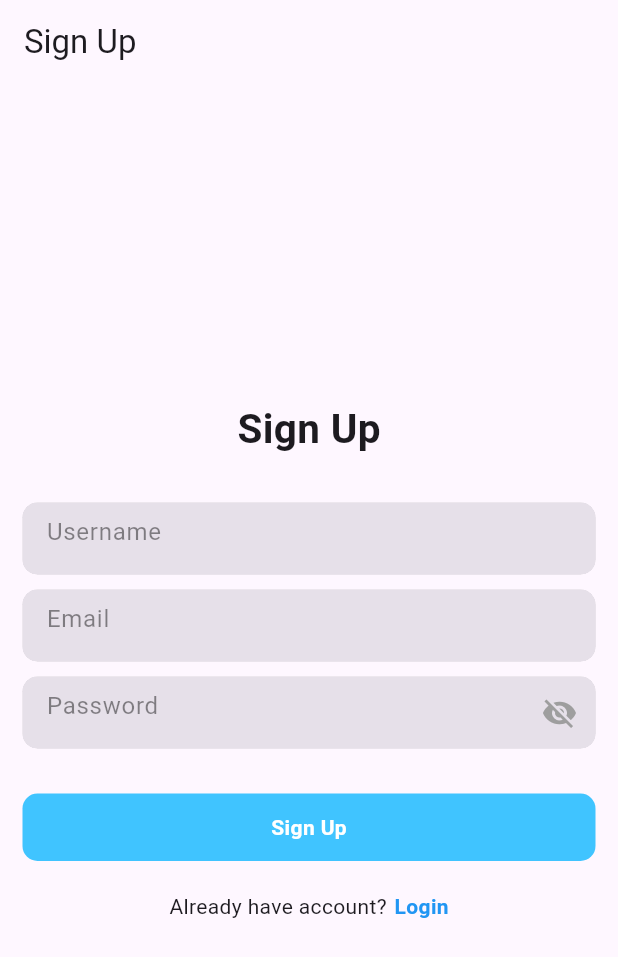
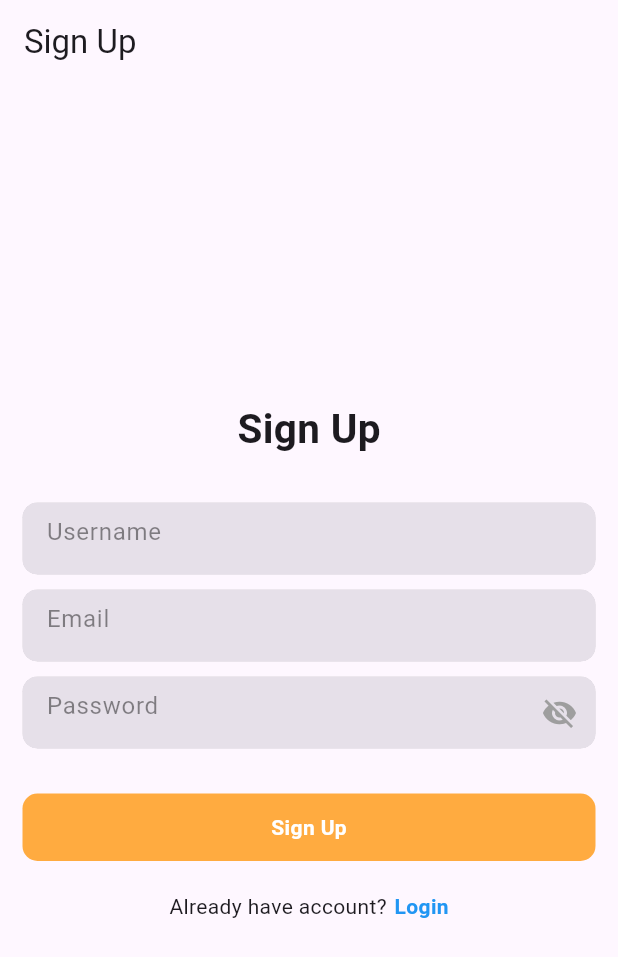
Before and after one commit to kwiiki/wisemoney, a Flutter app: the screen it shows after launch, after a tap on "Sign up", on a phone screen of 412 x 824 dp. Shown: the top 957 px of the screen. Run offline on Flutter 3.47's test engine with Material 3 defaults, Android fonts, the phone set to English and light mode, and no system bars; our stand-ins replace firebase_auth, firebase_core; accounts and stored records are empty; network calls fail.

Commit message:
3rd commit

```diff
--- a/lib/features/app/splash_screen/splash_screen.dart
+++ b/lib/features/app/splash_screen/splash_screen.dart
@@ -27,7 +27,7 @@ class _SplacshScreenState extends State<SplacshScreen> {
       body: Center(
         child: Text(
           "Welcome to MoneyWise",
-          style: TextStyle(color: Colors.lightBlue, fontSize: 25),
+          style: TextStyle(color: Colors.orangeAccent, fontSize: 25),
         ),
       ),
     );
--- a/lib/features/user_auth/presentation/pages/fund_condition_widget.dart
+++ b/lib/features/user_auth/presentation/pages/fund_condition_widget.dart
@@ -54,7 +54,7 @@ class FundCondition extends StatelessWidget {
                 child: Text(
                   "₸$amount",
                   style: const TextStyle(
-                    fontSize: 20,
+                    fontSize: 12,
                     fontWeight: FontWeight.bold,
                     color: Color.fromARGB(255, 14, 16, 41),
                   ),
--- a/lib/features/user_auth/presentation/pages/login.dart
+++ b/lib/features/user_auth/presentation/pages/login.dart
@@ -20,7 +20,7 @@ class _LoginState extends State<Login> {
           children: [
             SizedBox(width: 25),
             CircleAvatar(
-              backgroundColor: Colors.blue,
+              backgroundColor: Colors.orangeAccent,
               radius: 35,
               child: Text('A'),
             ),
--- a/lib/features/user_auth/presentation/pages/login_page.dart
+++ b/lib/features/user_auth/presentation/pages/login_page.dart
@@ -72,7 +72,7 @@ class _LoginPageState extends State<LoginPage> {
                   width: double.infinity,
                   height: 45,
                   decoration: BoxDecoration(
-                      color: Colors.lightBlueAccent,
+                      color: Colors.orangeAccent,
                       borderRadius: BorderRadius.circular(10)),
                   child: Center(
                     child: _isSigning
@@ -109,7 +109,7 @@ class _LoginPageState extends State<LoginPage> {
                     child: const Text(
                       "Sign up",
                       style: TextStyle(
-                          color: Colors.blue, fontWeight: FontWeight.bold),
+                          color: Colors.orangeAccent, fontWeight: FontWeight.bold),
                     ),
                   )
                 ],
--- a/lib/features/user_auth/presentation/pages/sign_up_page.dart
+++ b/lib/features/user_auth/presentation/pages/sign_up_page.dart
@@ -76,7 +76,7 @@ class _SignUpPageState extends State<SignUpPage> {
                   width: double.infinity,
                   height: 45,
                   decoration: BoxDecoration(
-                    color: Colors.lightBlueAccent,
+                    color: Colors.orangeAccent,
                     borderRadius: BorderRadius.circular(10),
                   ),
                   child: Center(
--- a/pubspec.yaml
+++ b/pubspec.yaml
@@ -36,6 +36,8 @@ dependencies:
   firebase_storage: ^11.7.4
   intl: ^0.18.1
   flutter_datetime_picker_plus: ^2.1.0
+  hive: ^2.2.3
+  hive_flutter: ^1.1.0
 
 
   # The following adds the Cupertino Icons font to your application.
```
Also changed, not shown: pubspec.lock.
